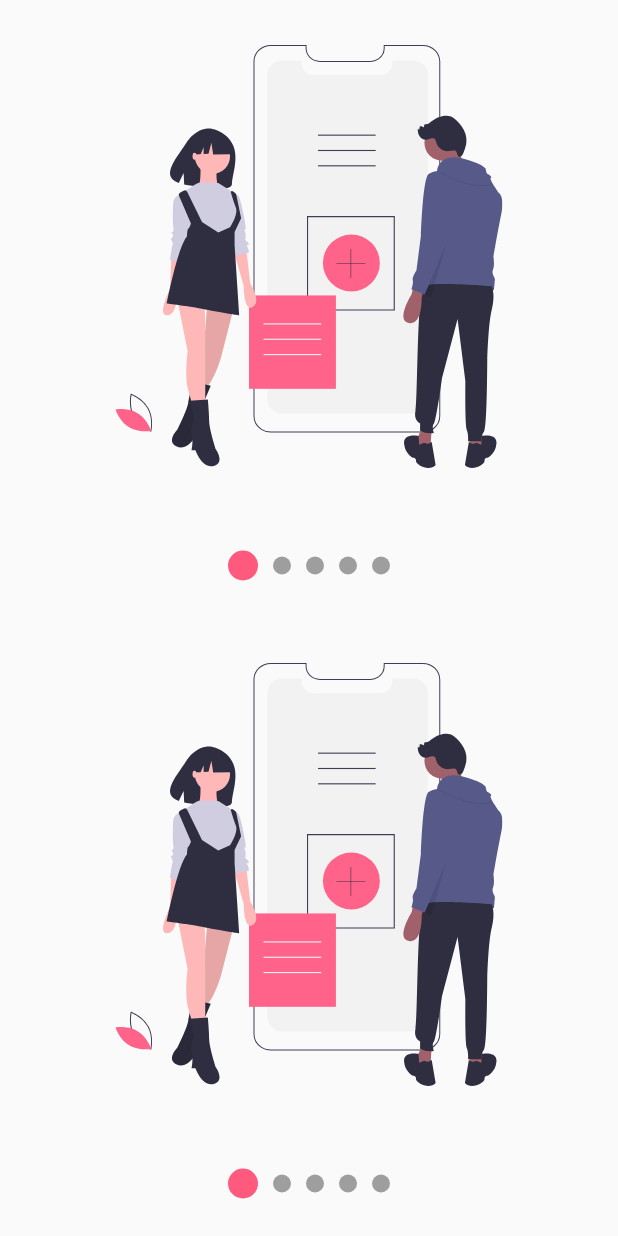
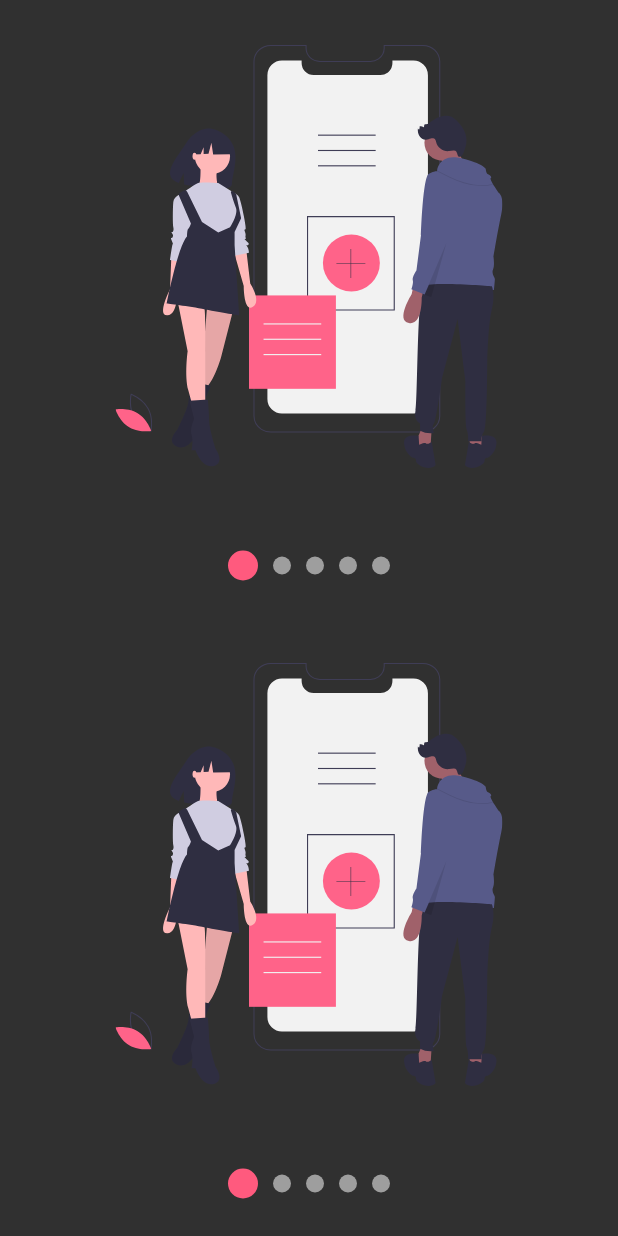
Before and after one commit to bortan01/ProfecionalDesigns, a Flutter app: the screen it shows after launch, after a tap on "Slideshow", on a phone screen of 412 x 824 dp. Run offline on Flutter 3.47's test engine with Material 2 defaults, Android fonts, the phone set to English and light mode, and no system bars; our stand-ins replace animate_do, flutter_svg, font_awesome_flutter.

Commit message:
agregando seleccion de tema

```diff
--- a/lib/main.dart
+++ b/lib/main.dart
@@ -1,20 +1,27 @@
+import 'package:dis/src/themes/theme_changer.dart';
 import 'package:flutter/material.dart';
+import 'package:provider/provider.dart';
 
 import 'src/pages/luncher_page.dart';
 
-
-
-void main() => runApp(const MyApp());
+void main() => runApp(
+      ChangeNotifierProvider(
+        create: (context) => ThemeChanger(3),
+        child: const MyApp(),
+      ),
+    );
 
 class MyApp extends StatelessWidget {
   const MyApp({Key? key}) : super(key: key);
 
   @override
   Widget build(BuildContext context) {
-    return const MaterialApp(
+    final appTheme = Provider.of<ThemeChanger>(context);
+    return MaterialApp(
+      theme: appTheme.currentTheme,
       debugShowCheckedModeBanner: false,
       title: 'Diseños App',
-      home: LuncherPage()
+      home: const LuncherPage(),
     );
   }
 }
--- a/lib/src/pages/luncher_page.dart
+++ b/lib/src/pages/luncher_page.dart
@@ -1,5 +1,7 @@
+import 'package:dis/src/themes/theme_changer.dart';
 import 'package:flutter/material.dart';
 import 'package:font_awesome_flutter/font_awesome_flutter.dart';
+import 'package:provider/provider.dart';
 
 import '../routes/route.dart';
 
@@ -61,6 +63,7 @@ class _MenuPrincipal extends StatelessWidget {
 
   @override
   Widget build(BuildContext context) {
+    final appTheme = Provider.of<ThemeChanger>(context);
     return Drawer(
       elevation: 0,
       child: Column(
@@ -89,7 +92,13 @@ class _MenuPrincipal extends StatelessWidget {
               color: Colors.blue,
             ),
             title: const Text("Dark Mode"),
-            trailing: Switch.adaptive(activeColor: Colors.blue, value: true, onChanged: (onChanged) {}),
+            trailing: Switch.adaptive(
+              activeColor: Colors.blue,
+              value: appTheme.darkTheme,
+              onChanged: (onChanged) {
+                appTheme.darkTheme = onChanged;
+              },
+            ),
           ),
           ListTile(
             leading: const Icon(
@@ -97,7 +106,13 @@ class _MenuPrincipal extends StatelessWidget {
               color: Colors.blue,
             ),
             title: const Text("Custom Theme"),
-            trailing: Switch.adaptive(activeColor: Colors.blue, value: true, onChanged: (onChanged) {}),
+            trailing: Switch.adaptive(
+              activeColor: Colors.blue,
+              value: appTheme.customTheme,
+              onChanged: (onChanged) {
+                appTheme.customTheme = onChanged;
+              },
+            ),
           ),
         ],
       ),
--- a/lib/src/themes/theme_changer.dart
+++ b/lib/src/themes/theme_changer.dart
@@ -3,11 +3,44 @@ import 'package:flutter/material.dart';
 class ThemeChanger with ChangeNotifier {
   bool _darkTheme = false;
   bool _customTheme = false;
+  ThemeData _currentTheme = ThemeData.light();
+
+  ThemeChanger(int theme) {
+    switch (theme) {
+      case 1: //light
+        _darkTheme = false;
+        _customTheme = false;
+        _currentTheme = ThemeData.light();
+        break;
+      case 2: //dark
+        _darkTheme = true;
+        _customTheme = false;
+        _currentTheme = ThemeData.dark();
+        break;
+      case 3: //dark
+        _darkTheme = false;
+        _customTheme = true;
+        _currentTheme = ThemeData.dark();
+        break;
+      default:
+        _darkTheme = false;
+        _customTheme = false;
+        _currentTheme = ThemeData.light();
+    }
+  }
+
+  ThemeData get currentTheme => _currentTheme;
 
   bool get darkTheme => _darkTheme;
   set darkTheme(bool value) {
     _customTheme = false;
     _darkTheme = value;
+    if (value) {
+      _currentTheme = ThemeData.dark();
+    } else {
+      _currentTheme = ThemeData.light();
+    }
+
     notifyListeners();
   }
 
@@ -15,6 +48,13 @@ class ThemeChanger with ChangeNotifier {
   set customTheme(bool value) {
     _darkTheme = false;
     _customTheme = value;
+
+    if (value) {
+      _currentTheme = ThemeData.light();
+    } else {
+      _currentTheme = ThemeData.light();
+    }
+
     notifyListeners();
   }
 }
```
